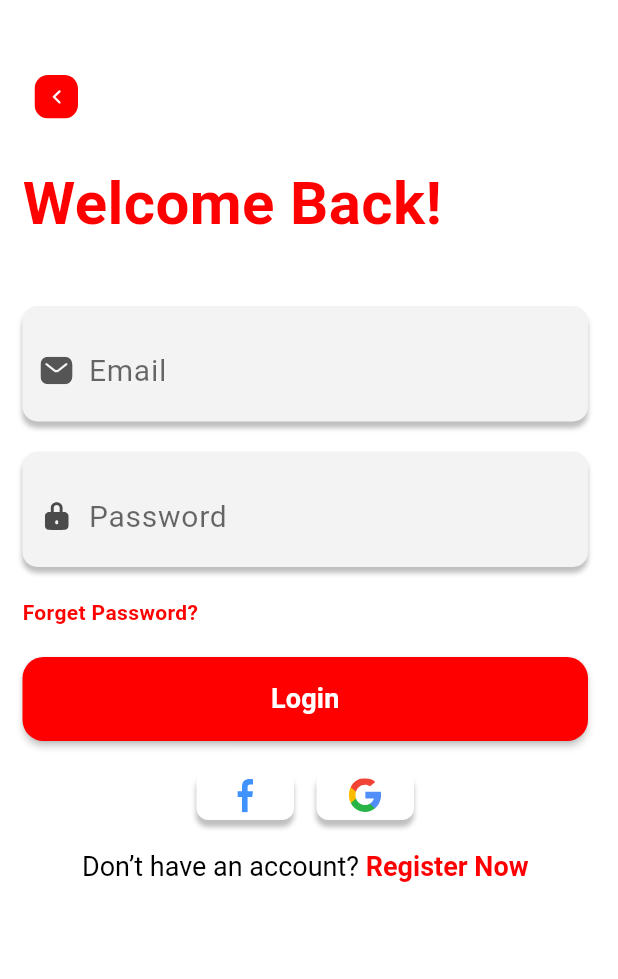
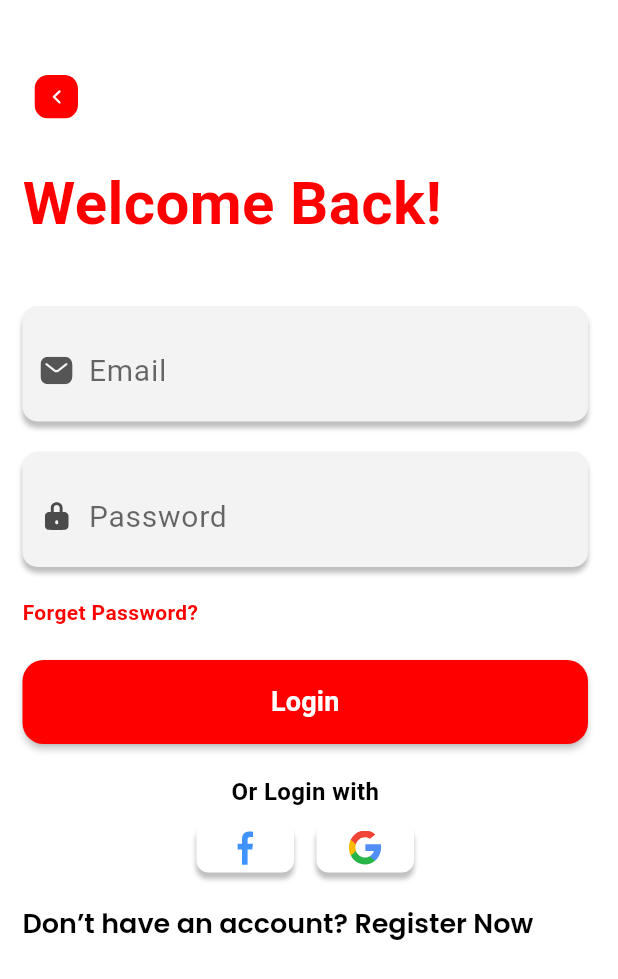
Before and after one commit to WaheedSALAH/rail_ease_2, a Flutter app: the screen it shows after launch, on a phone screen of 412 x 824 dp. Shown: the top 979 px of the screen. Run offline on Flutter 3.47's test engine with Material 3 defaults, Android fonts, the light colour scheme and no system bars; our stand-ins replace flutter_svg, google_fonts; Roboto replaces fonts that are missing (Inika).

Commit message:
login is done ✔️

```diff
--- a/lib/pages/login.dart
+++ b/lib/pages/login.dart
@@ -2,7 +2,15 @@ import 'package:flutter/material.dart';
 import 'package:flutter_svg/flutter_svg.dart';
 import 'package:google_fonts/google_fonts.dart';
 
-class Login extends StatelessWidget {
+class Login extends StatefulWidget {
+  @override
+  _LoginState createState() => _LoginState();
+}
+
+class _LoginState extends State<Login> {
+  bool _forgetPasswordClicked = false;
+  bool _registerNowClicked = false;
+
   @override
   Widget build(BuildContext context) {
     return Scaffold(
@@ -40,16 +48,34 @@ class Login extends StatelessWidget {
               SizedBox(height: 20),
               buildInputField('Password', 'assets/vectors/group_21_x2.svg'),
               SizedBox(height: 20),
-              GestureDetector(
+              InkWell(
                 onTap: () {
+                  setState(() {
+                    _forgetPasswordClicked = !_forgetPasswordClicked;
                     // Add action for forget password
+                  });
                 },
+                child: AnimatedContainer(
+                  duration: Duration(milliseconds: 300),
+                  decoration: BoxDecoration(
+                    border: Border(
+                      bottom: BorderSide(
+                        color: _forgetPasswordClicked
+                            ? Colors.red
+                            : Colors.transparent,
+                        width: 2,
+                      ),
+                    ),
+                  ),
                   child: Text(
                     'Forget Password?',
                     style: GoogleFonts.inika(
                       fontWeight: FontWeight.w700,
                       fontSize: 14,
-                    color: Color(0xFFFF0101),
+                      color: _forgetPasswordClicked
+                          ? Colors.red
+                          : Color(0xFFFF0101),
+                    ),
                   ),
                 ),
               ),
@@ -84,38 +110,54 @@ class Login extends StatelessWidget {
               Row(
                 mainAxisAlignment: MainAxisAlignment.center,
                 children: [
-                  buildSocialLoginButton('assets/vectors/vector_28_x2.svg'),
-                  SizedBox(width: 15),
-                  buildSocialLoginButton('assets/vectors/group_123_x2.svg'),
-                ],
-              ),
-              SizedBox(height: 20),
-              Center(
-                child: GestureDetector(
-                  onTap: () {
-                    // Add action for register now
-                  },
-                  child: RichText(
-                    text: TextSpan(
-                      style: GoogleFonts.poppins(
-                        fontWeight: FontWeight.w600,
-                        fontSize: 18,
-                        color: Color(0xFF000000),
-                      ),
-                      children: [
-                        TextSpan(
-                          text: 'Don’t have an account? ',
-                          style: TextStyle(fontWeight: FontWeight.normal),
-                        ),
-                        TextSpan(
-                          text: 'Register Now',
-                          style: TextStyle(
-                            fontWeight: FontWeight.bold,
-                            color: Color(0xFFFF0000),
+                  Text(
+                    'Or Login with',
+                    style: GoogleFonts.inika(
+                      fontWeight: FontWeight.w700,
+                      fontSize: 16,
+                      color: Colors.black,
                     ),
                   ),
                 ],
               ),
+              SizedBox(height: 10),
+              Row(
+                mainAxisAlignment: MainAxisAlignment.center,
+                children: [
+                  GestureDetector(
+                    onTap: () {
+                      // Add action for Facebook login
+                    },
+                    child: buildSocialLoginButton(
+                        'assets/vectors/vector_28_x2.svg'),
+                  ),
+                  SizedBox(width: 15),
+                  GestureDetector(
+                    onTap: () {
+                      // Add action for Google login
+                    },
+                    child: buildSocialLoginButton(
+                        'assets/vectors/group_123_x2.svg'),
+                  ),
+                ],
+              ),
+              SizedBox(height: 20),
+              InkWell(
+                onTap: () {
+                  setState(() {
+                    _registerNowClicked = !_registerNowClicked;
+                    // Add action for register now
+                  });
+                },
+                child: AnimatedDefaultTextStyle(
+                  duration: Duration(milliseconds: 300),
+                  style: GoogleFonts.poppins(
+                    fontWeight: FontWeight.w600,
+                    fontSize: 18,
+                    color: _registerNowClicked ? Colors.red : Color(0xFF000000),
+                  ),
+                  child: Text(
+                    'Don’t have an account? Register Now',
                   ),
                 ),
               ),
@@ -168,11 +210,9 @@ class Login extends StatelessWidget {
   }
 
   Widget buildSocialLoginButton(String iconPath) {
-    return GestureDetector(
-      onTap: () {
-        // Add action for social login
-      },
-      child: Container(
+    return Column(
+      children: [
+        Container(
           decoration: BoxDecoration(
             borderRadius: BorderRadius.circular(8),
             color: Colors.white,
@@ -193,6 +233,7 @@ class Login extends StatelessWidget {
             height: 25,
           ),
         ),
+      ],
     );
   }
 }
```
Lines whose indentation alone changed are shown as unchanged.
